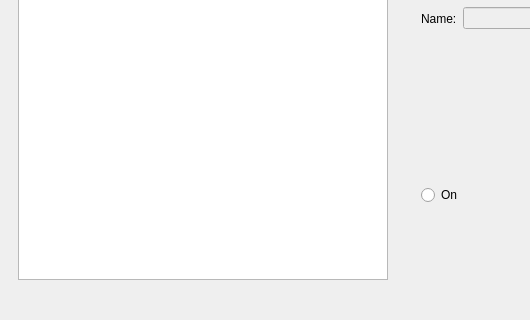
The window that bmmusiccast/mainwindow.ui (possum69/bmmusiccast) describes before a commit, drawn with Qt 5; both pictures show x 0 to 530 and y 280 to 600 of the 800 by 600 pixel window.
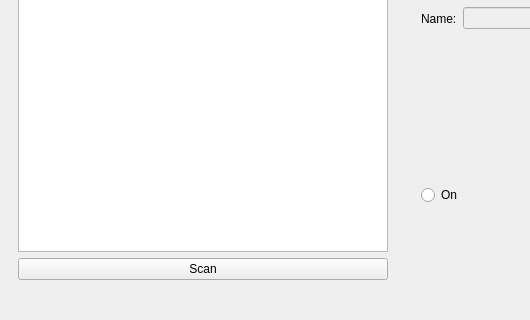
The same window after the commit.

Commit message: added communication class

```diff
--- a/bmmusiccast/mainwindow.ui
+++ b/bmmusiccast/mainwindow.ui
@@ -28,6 +28,13 @@
        <item>
         <widget class="QListWidget" name="devices_listWidget"/>
        </item>
+       <item>
+        <widget class="QPushButton" name="scan_pushButton">
+         <property name="text">
+          <string>Scan</string>
+         </property>
+        </widget>
+       </item>
       </layout>
      </widget>
     </item>
```
The commit also changes 6 other files.
